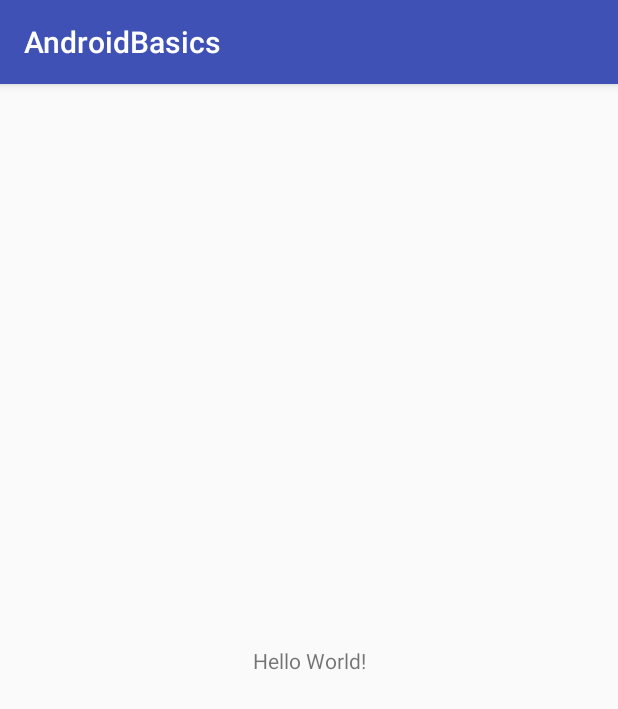
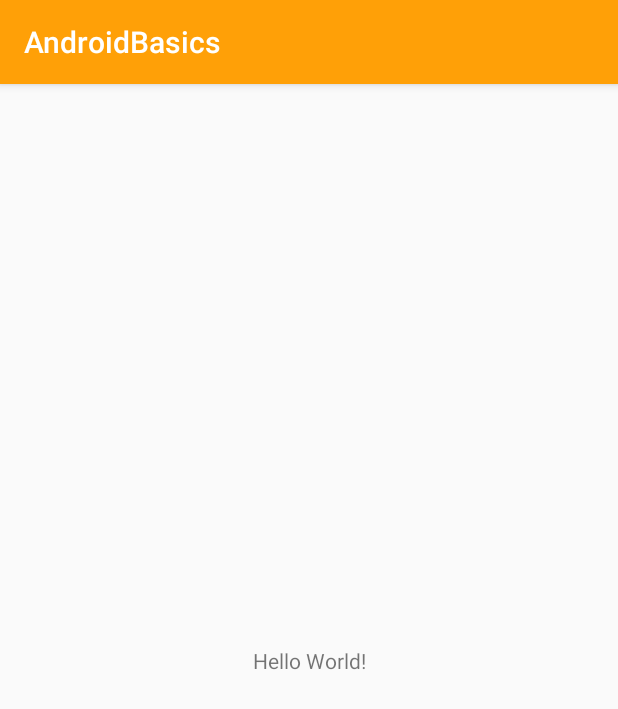
Before and after one commit to chrisvasqm/android-basics, an Android app: the screen it shows after launch (MainActivity), on a phone screen of 412 x 824 dp. Shown: the top 709 px of the screen. Run offline under Robolectric (Android 15) with nearby library versions, the phone set to English and light mode, and no system bars.

Commit message:
Change main colors

```diff
--- a/app/src/main/res/values/colors.xml
+++ b/app/src/main/res/values/colors.xml
@@ -1,6 +1,6 @@
 <?xml version="1.0" encoding="utf-8"?>
 <resources>
-    <color name="colorPrimary">#3F51B5</color>
-    <color name="colorPrimaryDark">#303F9F</color>
-    <color name="colorAccent">#FF4081</color>
+    <color name="colorPrimary">#ffa007</color>
+    <color name="colorPrimaryDark">#e28e07</color>
+    <color name="colorAccent">#ffc60d</color>
 </resources>
```
